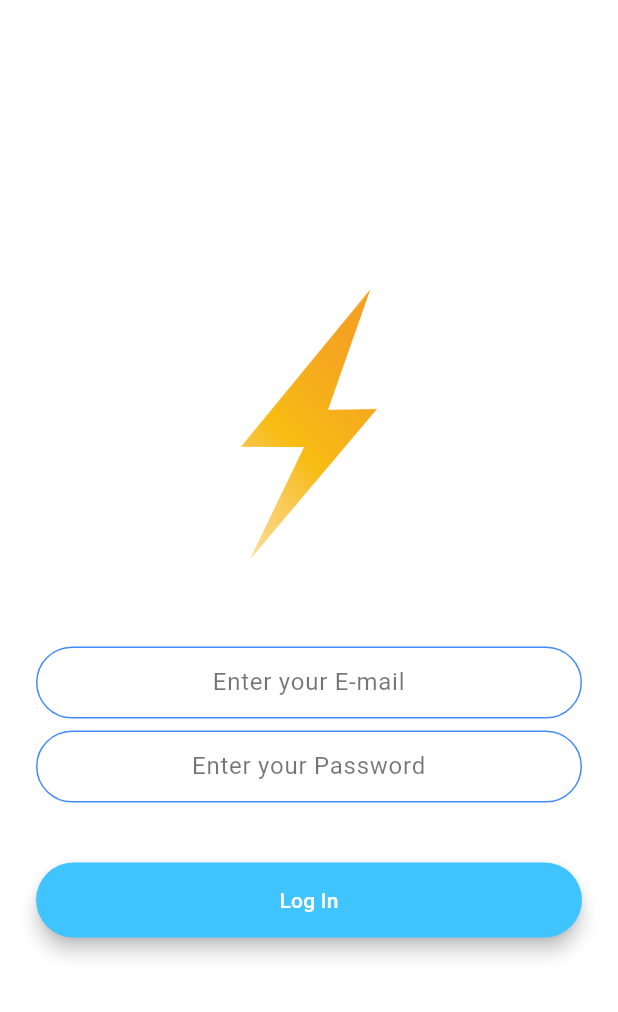
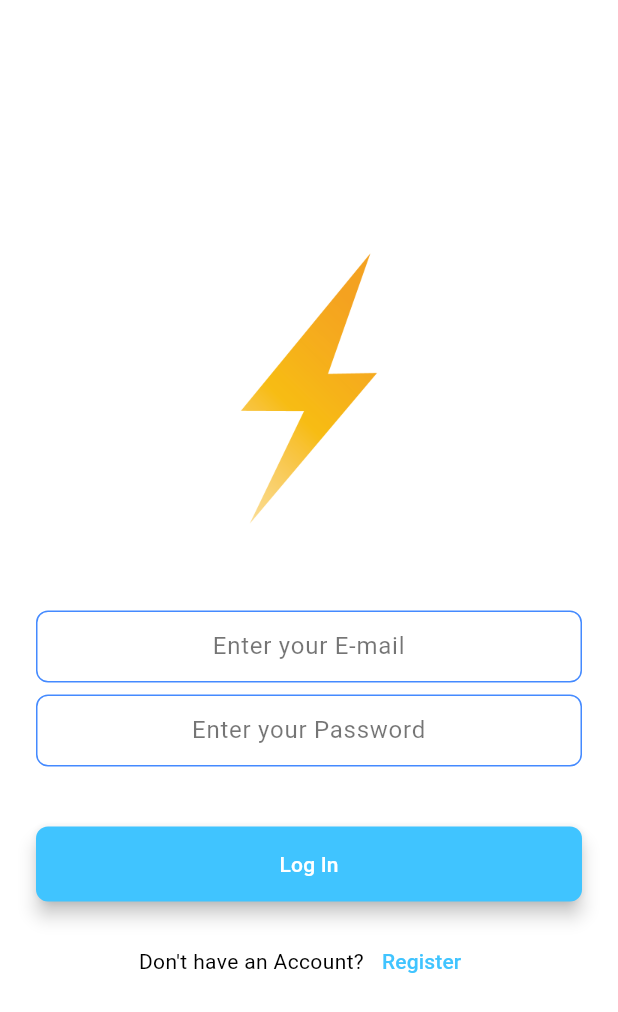
Before and after one commit to 1107-adishjain/Unichat, a Flutter app: the LoginScreen screen opened by its route, on a phone screen of 412 x 824 dp. Shown: the top 1012 px of the screen. Run offline on Flutter 3.47's test engine with Material 3 defaults, Android fonts, the phone set to English and light mode, and no system bars; drawn by our look-alikes of modal_progress_hud_nsn; our stand-ins replace animated_text_kit, cloud_firestore, firebase_auth, firebase_core; accounts and stored records are empty.

Commit message:
Did some changes

```diff
--- a/lib/components/log_and_reg_button.dart
+++ b/lib/components/log_and_reg_button.dart
@@ -1,3 +1,4 @@
+import 'package:flashchat/constants.dart';
 import 'package:flutter/material.dart';
 
 // ignore: must_be_immutable
@@ -22,7 +23,7 @@ class _LogAndRegState extends State<LogAndReg> {
       child: Material(
         elevation: 5.0,
         color: widget.colors,
-        borderRadius: BorderRadius.circular(30.0),
+        borderRadius:kborderradiusoflogandreg,
         child: MaterialButton(
           onPressed: widget.onpress,
           minWidth: 200.0,
--- a/lib/constants.dart
+++ b/lib/constants.dart
@@ -18,24 +18,29 @@ const kMessageContainerDecoration = BoxDecoration(
   ),
 );
 
-
 const kflashchatsyle =
     TextStyle(fontSize: 45.0, fontWeight: FontWeight.w900, color: Colors.black);
-
 
 const ktextfeilddecoration = InputDecoration(
   hintText: 'Enter your email',
   hintStyle: TextStyle(color: Colors.black54),
   contentPadding: EdgeInsets.symmetric(vertical: 10.0, horizontal: 20.0),
   border: OutlineInputBorder(
-    borderRadius: BorderRadius.all(Radius.circular(32.0)),
+    borderRadius: kborderradiusoflogandreg,
   ),
   enabledBorder: OutlineInputBorder(
     borderSide: BorderSide(color: Colors.blueAccent, width: 1.0),
-    borderRadius: BorderRadius.all(Radius.circular(32.0)),
+    borderRadius: kborderradiusoflogandreg,
   ),
   focusedBorder: OutlineInputBorder(
     borderSide: BorderSide(color: Colors.blueAccent, width: 2.0),
-    borderRadius: BorderRadius.all(Radius.circular(32.0)),
+    borderRadius: kborderradiusoflogandreg,
   ),
 );
+
+const kborderradiusoflogandreg = BorderRadius.only(
+  topLeft: Radius.circular(8.0),
+  topRight: Radius.circular(8.0),
+  bottomLeft: Radius.circular(8.0),
+  bottomRight: Radius.circular(8.0),
+);
--- a/lib/screens/login_screen.dart
+++ b/lib/screens/login_screen.dart
@@ -2,6 +2,7 @@
 import 'package:flashchat/components/log_and_reg_button.dart';
 import 'package:flashchat/constants.dart';
 import 'package:flashchat/screens/chat_screen.dart';
+import 'package:flashchat/screens/registration_screen.dart';
 // import 'package:flashchat/screens/chat_screen.dart';
 import 'package:flutter/material.dart';
 import 'package:firebase_auth/firebase_auth.dart';
@@ -90,7 +91,20 @@ class _LoginScreenState extends State<LoginScreen> {
                     }
                   },
                   label: "Log In",
-                  colors: Colors.lightBlueAccent)
+                  colors: Colors.lightBlueAccent),
+                  Row(
+                    mainAxisAlignment: MainAxisAlignment.center,
+                    children: [
+                      const Text("Don't have an Account?",style: TextStyle(color: Colors.black),),
+                      TextButton(onPressed: (){
+                        setState(() {
+                          Navigator.pushNamed(context,RegistrationScreen.id);
+                        });
+                      },
+                      child:const Text("Register",style: TextStyle(color: Colors.lightBlueAccent),),
+                      )
+                    ],
+                  )
             ],
           ),
         ),
--- a/lib/screens/registration_screen.dart
+++ b/lib/screens/registration_screen.dart
@@ -87,6 +87,7 @@ class _RegistrationScreenState extends State<RegistrationScreen> {
                   },
                   label: "Register",
                   colors: Colors.blueAccent),
+
             ],
           ),
         ),
```
